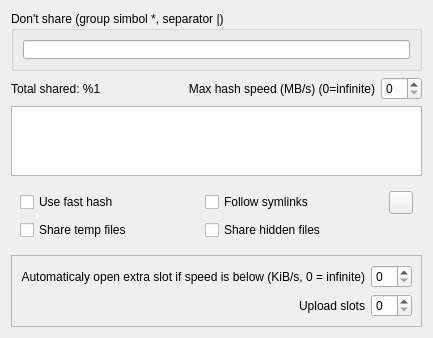
Qt form eiskaltdcpp/ui/UISettingsSharing.ui (eiskaltdcpp/eiskaltdcpp) before a commit.
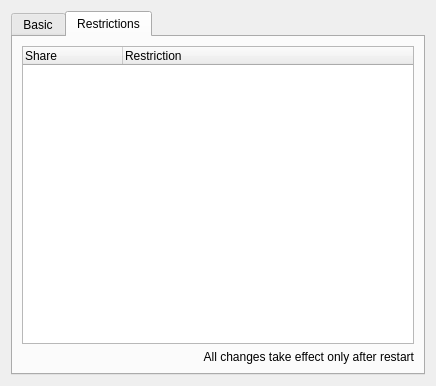
The same form after that commit. The open tabs and pages were chosen to show the change.

Commit message: gui settings for PerFolderLimit

The edit to the form file:
```diff
--- a/eiskaltdcpp/ui/UISettingsSharing.ui
+++ b/eiskaltdcpp/ui/UISettingsSharing.ui
@@ -6,8 +6,8 @@
    <rect>
     <x>0</x>
     <y>0</y>
-    <width>433</width>
-    <height>327</height>
+    <width>436</width>
+    <height>360</height>
    </rect>
   </property>
   <property name="windowTitle">
@@ -15,6 +15,19 @@
   </property>
   <layout class="QVBoxLayout" name="verticalLayout">
    <item>
+    <widget class="QTabWidget" name="tabWidget">
+     <property name="tabShape">
+      <enum>QTabWidget::Rounded</enum>
+     </property>
+     <property name="currentIndex">
+      <number>0</number>
+     </property>
+     <widget class="QWidget" name="tab">
+      <attribute name="title">
+       <string>Basic</string>
+      </attribute>
+      <layout class="QGridLayout" name="gridLayout_3">
+       <item row="0" column="0">
     <widget class="QGroupBox" name="groupBox">
      <property name="sizePolicy">
       <sizepolicy hsizetype="Expanding" vsizetype="Minimum">
@@ -45,7 +58,7 @@
      </layout>
     </widget>
    </item>
-   <item>
+       <item row="1" column="0">
     <layout class="QHBoxLayout" name="horizontalLayout_2">
      <item>
       <widget class="QLabel" name="label_TOTALSHARED">
@@ -78,10 +91,10 @@
      </item>
     </layout>
    </item>
-   <item>
+       <item row="2" column="0">
     <widget class="QTreeView" name="treeView"/>
    </item>
-   <item>
+       <item row="3" column="0">
     <widget class="QFrame" name="frame_2">
      <property name="frameShape">
       <enum>QFrame::NoFrame</enum>
@@ -146,7 +159,7 @@
      </layout>
     </widget>
    </item>
-   <item>
+       <item row="4" column="0">
     <widget class="QFrame" name="frame">
      <property name="frameShape">
       <enum>QFrame::StyledPanel</enum>
@@ -200,6 +213,56 @@
        </widget>
       </item>
      </layout>
+        </widget>
+       </item>
+      </layout>
+     </widget>
+     <widget class="QWidget" name="tab_2">
+      <attribute name="title">
+       <string>Restrictions</string>
+      </attribute>
+      <layout class="QGridLayout" name="gridLayout_4">
+       <item row="0" column="0">
+        <widget class="QTreeWidget" name="treeWidget">
+         <property name="editTriggers">
+          <set>QAbstractItemView::NoEditTriggers</set>
+         </property>
+         <property name="showDropIndicator" stdset="0">
+          <bool>false</bool>
+         </property>
+         <property name="alternatingRowColors">
+          <bool>true</bool>
+         </property>
+         <property name="rootIsDecorated">
+          <bool>false</bool>
+         </property>
+         <property name="itemsExpandable">
+          <bool>false</bool>
+         </property>
+         <column>
+          <property name="text">
+           <string>Share</string>
+          </property>
+         </column>
+         <column>
+          <property name="text">
+           <string>Restriction</string>
+          </property>
+         </column>
+        </widget>
+       </item>
+       <item row="1" column="0">
+        <widget class="QLabel" name="label_4">
+         <property name="text">
+          <string>All changes take effect only after restart</string>
+         </property>
+         <property name="alignment">
+          <set>Qt::AlignRight|Qt::AlignTrailing|Qt::AlignVCenter</set>
+         </property>
+        </widget>
+       </item>
+      </layout>
+     </widget>
     </widget>
    </item>
   </layout>
```
Lines whose indentation alone changed are shown as unchanged. The commit also changes 2 other files.
